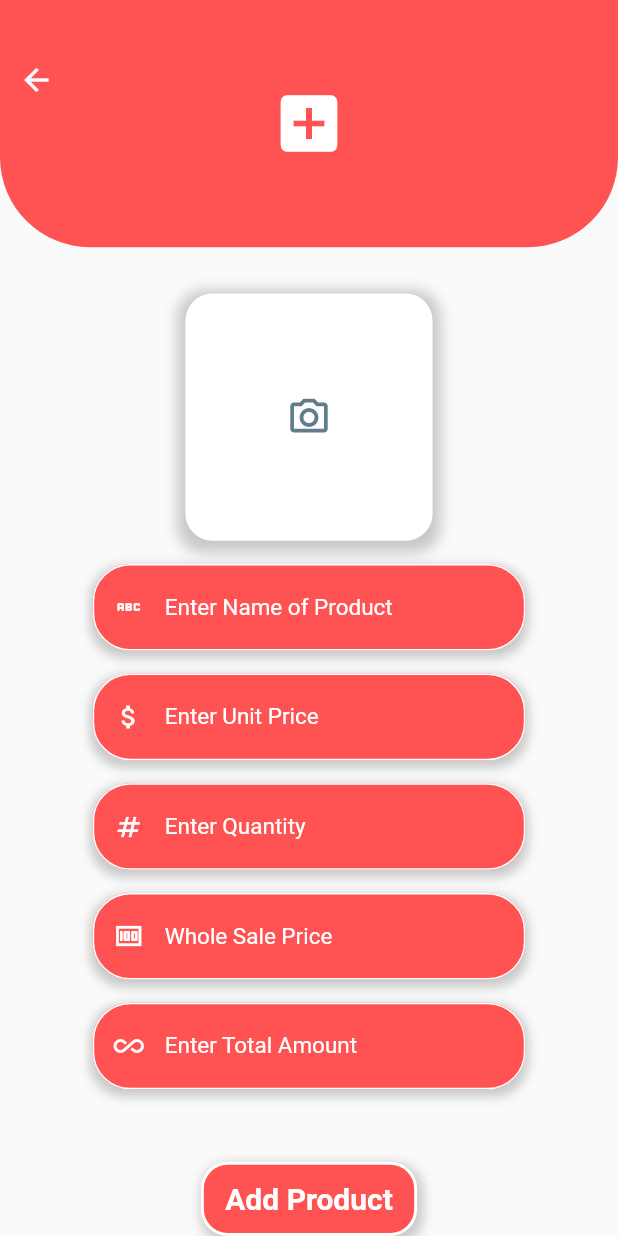
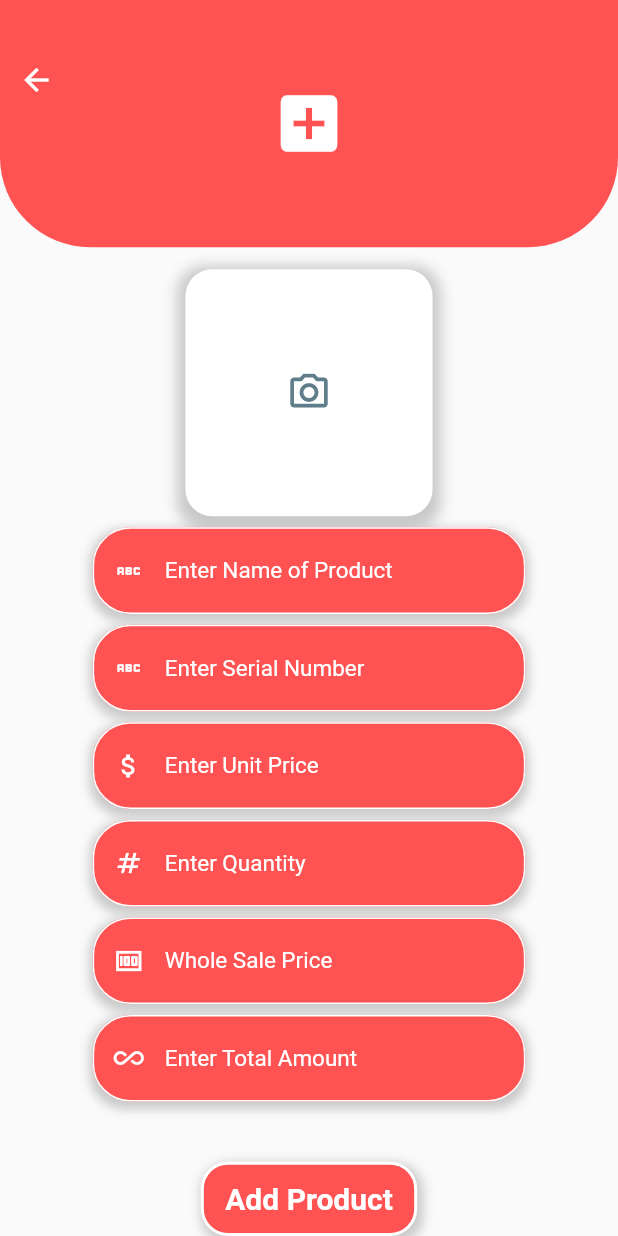
Before and after one commit to Miansaib/Honda-Inventory-System, a Flutter app: the AddProductScreen screen opened by its route, on a phone screen of 412 x 824 dp. Run offline on Flutter 3.47's test engine with Material 2 defaults, Android fonts, the light colour scheme and no system bars; our stand-ins replace cloud_firestore, dropdown_button2, firebase_auth, firebase_core, firebase_storage, fluttertoast and 3 more; accounts and stored records are empty; project files that could hold a hidden picture were left out.

Commit message:
serial Number added

```diff
--- a/lib/Screens/AddProductScreen.dart
+++ b/lib/Screens/AddProductScreen.dart
@@ -29,6 +29,7 @@ class _AddProductScreenState extends State<AddProductScreen> {
         TextEditingController();
     TextEditingController productQuantityController = TextEditingController();
     TextEditingController wholesalePriceController = TextEditingController();
+    TextEditingController serialNumberController = TextEditingController();
     return Scaffold(
       body: Stack(
         children: [
@@ -42,6 +43,7 @@ class _AddProductScreenState extends State<AddProductScreen> {
           Align(
             alignment: Alignment.center,
             child: SingleChildScrollView(
+              keyboardDismissBehavior: ScrollViewKeyboardDismissBehavior.onDrag,
               child: Container(
                 height: height * 0.8,
                 child: Column(
@@ -67,6 +69,13 @@ class _AddProductScreenState extends State<AddProductScreen> {
                       obsecureText: false,
                       hint: 'Enter Name of Product',
                       controller: productNameController,
+                      prefixIcon: Icons.abc,
+                    ),
+                    CustomTextField(
+                      inputType: TextInputType.name,
+                      obsecureText: false,
+                      hint: 'Enter Serial Number',
+                      controller: serialNumberController,
                       prefixIcon: Icons.abc,
                     ),
                     CustomTextField(
@@ -120,7 +129,7 @@ class _AddProductScreenState extends State<AddProductScreen> {
                             .toString(),
                     totalAmount: productTotalAmountController.text,
                     soldParts: '0',
-                    serialNo: (Random().nextInt(9000) + 1000).toString(),
+                    serialNo: serialNumberController.text,
                     searchList: [], productWholesalePrice: wholesalePriceController.text, totalDiscount: '0');
                 uploadNewProductData(obj);
                 Fluttertoast.showToast(msg: "Product Added Successfully");
```
Also changed, not shown: pubspec.lock, 1 other file.
